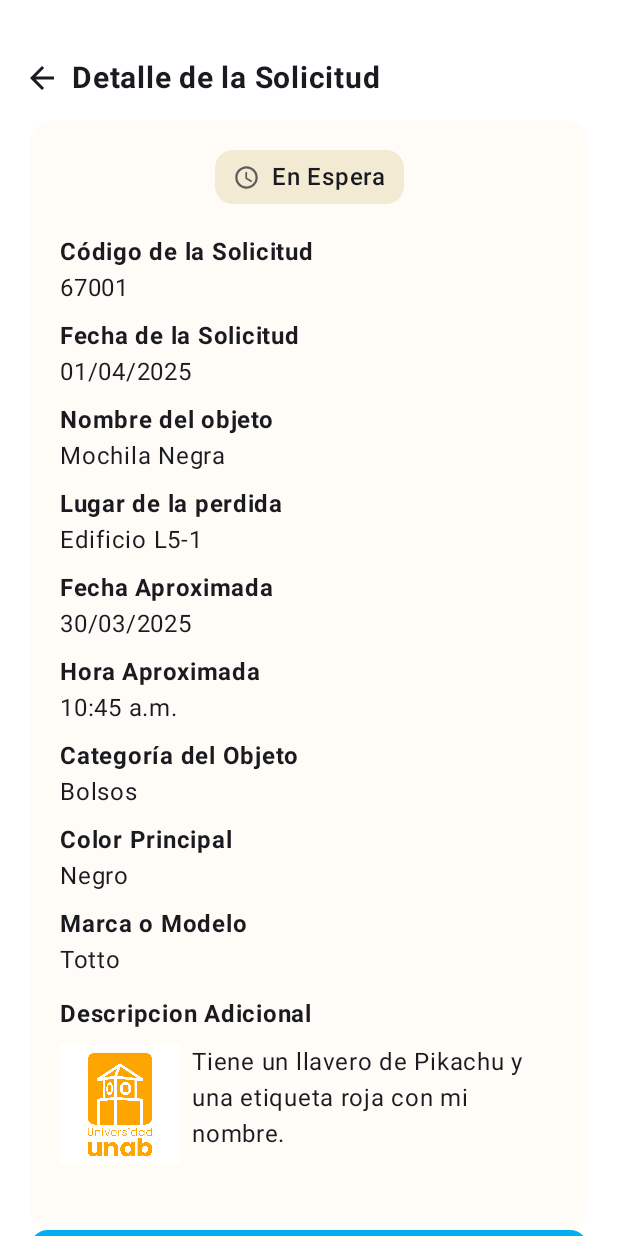
After one commit to leydymacareo/EncontrandoU, an Android app built with Jetpack Compose: the composable DetalleSolicitudUsuarioScreen shown on its own in the app's theme, on a phone screen of 412 x 824 dp. The commit adds this screen. Run offline under Robolectric (Android 15) with nearby library versions, the phone set to English and light mode, and no system bars.

Commit message:
Creacion de pantallas DetalleRegistroEncargadoScreen, DetalleSolicitudUsuarioScreen, NuevaSolicitudScreen

```diff
--- a/app/src/main/java/com/leydymacareo/encontrandou/MainActivity.kt
+++ b/app/src/main/java/com/leydymacareo/encontrandou/MainActivity.kt
@@ -6,6 +6,7 @@ import androidx.activity.compose.setContent
 import com.leydymacareo.encontrandou.navigation.AppNavHost
 import com.leydymacareo.encontrandou.screens.staff.ConfiguracionEncargadoScreen
 import com.leydymacareo.encontrandou.screens.user.LostFrormScreen
+import com.leydymacareo.encontrandou.screens.user.NuevaSolicitudScreen
 
 class MainActivity : ComponentActivity() {
     override fun onCreate(savedInstanceState: Bundle?) {
--- /dev/null
+++ b/app/src/main/java/com/leydymacareo/encontrandou/screens/user/DetalleSolicitudUsuarioScreen.kt
@@ -0,0 +1,137 @@
+import androidx.compose.foundation.Image
+import androidx.compose.foundation.background
+import androidx.compose.foundation.layout.*
+import androidx.compose.foundation.rememberScrollState
+import androidx.compose.foundation.shape.RoundedCornerShape
+import androidx.compose.foundation.verticalScroll
+import androidx.compose.material.icons.Icons
+import androidx.compose.material.icons.filled.ArrowBack
+import androidx.compose.material3.*
+import androidx.compose.runtime.Composable
+import androidx.compose.ui.Alignment
+import androidx.compose.ui.Modifier
+import androidx.compose.ui.graphics.Color
+import androidx.compose.ui.res.painterResource
+import androidx.compose.ui.text.font.FontWeight
+import androidx.compose.ui.tooling.preview.Preview
+import androidx.compose.ui.unit.dp
+import androidx.compose.ui.unit.sp
+import com.leydymacareo.encontrandou.R
+
+@Composable
+fun DetalleSolicitudUsuarioScreen() {
+    Scaffold(
+        topBar = {
+            Row(
+                modifier = Modifier
+                    .fillMaxWidth()
+                    .padding(start = 16.dp, top = 40.dp, bottom = 16.dp),
+                verticalAlignment = Alignment.CenterVertically
+            ) {
+                Icon(Icons.Default.ArrowBack, contentDescription = "Atrás")
+                Spacer(modifier = Modifier.width(8.dp))
+                Text(
+                    text = "Detalle de la Solicitud",
+                    fontWeight = FontWeight.Bold,
+                    fontSize = 20.sp
+                )
+            }
+        },
+        containerColor = Color.White
+    ) { innerPadding ->
+        Column(
+            modifier = Modifier
+                .padding(innerPadding)
+                .padding(horizontal = 20.dp)
+                .verticalScroll(rememberScrollState())
+        ) {
+            Card(
+                shape = RoundedCornerShape(16.dp),
+                colors = CardDefaults.cardColors(containerColor = Color(0xFFFFFCF7)),
+                modifier = Modifier.fillMaxWidth()
+            ) {
+                Column(modifier = Modifier.padding(20.dp)) {
+                    // Estado de la solicitud
+                    Row(
+                        verticalAlignment = Alignment.CenterVertically,
+                        modifier = Modifier
+                            .align(Alignment.CenterHorizontally)
+                            .background(Color(0xFFF3EAD4), shape = RoundedCornerShape(12.dp))
+                            .padding(horizontal = 12.dp, vertical = 6.dp)
+                    ) {
+                        Icon(
+                            painter = painterResource(id = R.drawable.accesstime),
+                            contentDescription = null,
+                            tint = Color(0xFF5C5C5C),
+                            modifier = Modifier.size(18.dp)
+                        )
+                        Spacer(modifier = Modifier.width(8.dp))
+                        Text("En Espera", fontWeight = FontWeight.SemiBold)
+                    }
+
+                    Spacer(modifier = Modifier.height(16.dp))
+
+                    InfoItem("Código de la Solicitud", "67001")
+                    InfoItem("Fecha de la Solicitud", "01/04/2025")
+                    InfoItem("Nombre del objeto", "Mochila Negra")
+                    InfoItem("Lugar de la perdida", "Edificio L5-1")
+                    InfoItem("Fecha Aproximada", "30/03/2025")
+                    InfoItem("Hora Aproximada", "10:45 a.m.")
+                    InfoItem("Categoría del Objeto", "Bolsos")
+                    InfoItem("Color Principal", "Negro")
+                    InfoItem("Marca o Modelo", "Totto")
+
+                    Spacer(modifier = Modifier.height(8.dp))
+                    Text("Descripcion Adicional", fontWeight = FontWeight.Bold)
+
+                    Spacer(modifier = Modifier.height(8.dp))
+
+                    Row {
+                        Image(
+                            painter = painterResource(id = R.drawable.logo_unab), // reemplaza con tu imagen
+                            contentDescription = "Imagen del objeto",
+                            modifier = Modifier
+                                .size(80.dp)
+                                .background(Color.White)
+                        )
+                        Spacer(modifier = Modifier.width(8.dp))
+                        Text(
+                            "Tiene un llavero de Pikachu y una etiqueta roja con mi nombre.",
+                            modifier = Modifier.weight(1f)
+                        )
+                    }
+
+                    Spacer(modifier = Modifier.height(24.dp))
+
+
+                }
+            }
+            Button(
+                onClick = { /* acción cancelar */ },
+                colors = ButtonDefaults.buttonColors(containerColor = Color(0xFF00AFF1)),
+                shape = RoundedCornerShape(12.dp),
+                modifier = Modifier
+                    .fillMaxWidth()
+                    .height(48.dp)
+            ) {
+                Text("Cancelar Solicitud", color = Color.White, fontWeight = FontWeight.Bold)
+            }
+        }
+    }
+}
+
+@Composable
+fun InfoItem(label: String, value: String) {
+    Column(modifier = Modifier.padding(vertical = 4.dp)) {
+        Text(label, fontWeight = FontWeight.Bold)
+        Text(value)
+    }
+}
+
+@Preview(showBackground = true)
+@Composable
+fun PreviewDetalleSolicitudUsuarioScreen() {
+    MaterialTheme {
+        DetalleSolicitudUsuarioScreen()
+    }
+}
```
Also changed, not shown: app/src/main/java/com/leydymacareo/encontrandou/screens/staff/DetalleRegistroEncargadoScreen.kt (added, +137 -0 lines), app/src/main/java/com/leydymacareo/encontrandou/screens/user/NuevaSolicitudScreen.kt (+17 -9 lines), app/src/main/java/com/leydymacareo/encontrandou/screens/staff/DeliverItemScreen.kt (deleted), app/src/main/java/com/leydymacareo/encontrandou/screens/staff/FoundItemsScreen.kt (deleted), app/src/main/java/com/leydymacareo/encontrandou/screens/staff/MatchRequestsScreen.kt (deleted).
